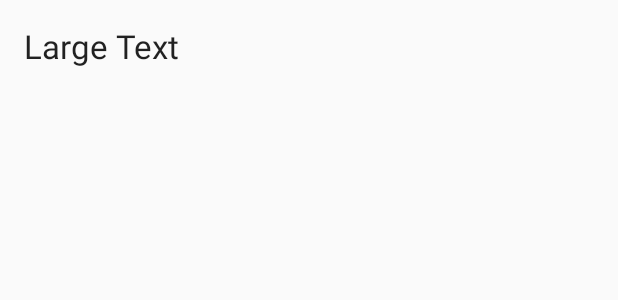
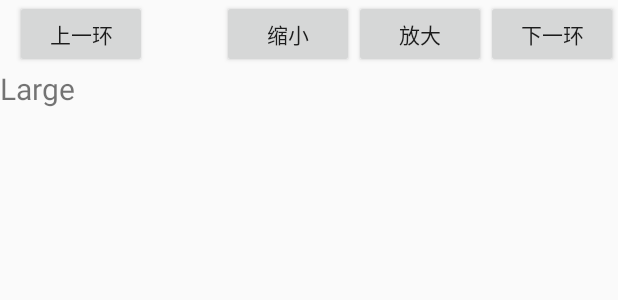
Before and after one commit to boyxiaolong/MuHanMaiSi-Query, an Android app: the layout activity_show_content.xml on its own in the app's theme, with its tools: preview values and no code run, on a phone screen of 412 x 824 dp. Shown: the top 300 px of the screen. Run offline under Robolectric (Android 15) with nearby library versions, the phone set to English and light mode, and no system bars.

Commit message:
add some ban

```diff
--- a/app/src/main/res/layout/activity_show_content.xml
+++ b/app/src/main/res/layout/activity_show_content.xml
@@ -1,19 +1,55 @@
 <?xml version="1.0" encoding="utf-8"?>
-<RelativeLayout xmlns:android="http://schemas.android.com/apk/res/android"
-    xmlns:tools="http://schemas.android.com/tools" android:layout_width="match_parent"
-    android:layout_height="match_parent" android:paddingLeft="@dimen/activity_horizontal_margin"
-    android:paddingRight="@dimen/activity_horizontal_margin"
-    android:paddingTop="@dimen/activity_vertical_margin"
-    android:paddingBottom="@dimen/activity_vertical_margin"
+<LinearLayout xmlns:android="http://schemas.android.com/apk/res/android"
+    xmlns:tools="http://schemas.android.com/tools"
+    android:layout_width="match_parent"
+    android:layout_height="match_parent"
+    android:orientation="vertical"
     tools:context="com.example.allen.muhanmaisi_query.ShowContent">
+<RelativeLayout
+    android:layout_width="fill_parent"
+    android:layout_height="45dip">
+    <Button
+        android:layout_width="wrap_content"
+        android:layout_height="wrap_content"
+        android:id="@+id/lastpage"
+        android:layout_alignParentRight="true"
+        android:layout_centerVertical="true"
+        android:text="下一环"
+        android:onClick="nextPage"/>
+    <Button
+        android:layout_width="wrap_content"
+        android:layout_height="wrap_content"
+        android:id="@+id/nextpage"
+        android:layout_alignParentLeft="true"
+        android:layout_centerVertical="true"
+        android:layout_marginLeft="10dp"
+        android:text="上一环"
+        android:onClick="prePage"/>
+    <Button
+        android:layout_width="wrap_content"
+        android:layout_height="wrap_content"
+        android:layout_toLeftOf="@+id/lastpage"
+        android:id="@+id/zoomout"
+        android:gravity="center"
+        android:text="放大"
+        android:onClick="zoomout"/>
+    <Button
+        android:layout_width="wrap_content"
+        android:layout_height="wrap_content"
+        android:layout_toLeftOf="@+id/zoomout"
+        android:id="@+id/zoomin"
+        android:gravity="center"
+        android:text="缩小"
+        android:onClick="zoomin"/>
+</RelativeLayout>
+
+    android:divide="@drawable/spacer_medium"
 
     <TextView
-        android:layout_width="fill_parent"
-        android:layout_height="fill_parent"
-        android:textAppearance="?android:attr/textAppearanceLarge"
-        android:text="Large Text"
+        android:layout_width="wrap_content"
+        android:layout_height="wrap_content"
+        android:text="Large"
+
         android:id="@+id/textView"
-        android:layout_centerVertical="true"
-        android:layout_alignParentRight="true"
-        android:layout_alignParentEnd="true" />
-</RelativeLayout>
+        android:textSize="20sp"/>
+</LinearLayout>
```
Also changed, not shown: app/src/main/java/com/example/allen/muhanmaisi_query/ShowContent.java (+14 -19 lines), app/src/main/java/com/example/allen/muhanmaisi_query/TableShow.java (+16 -0 lines).
